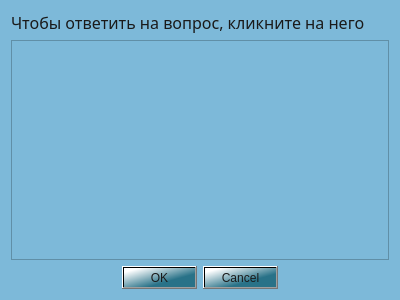
Before: the Qt Designer form Client/jeducation-v0.1/dialog.ui in Avedik/Desktop-application-IEducation, drawn with Qt 5.
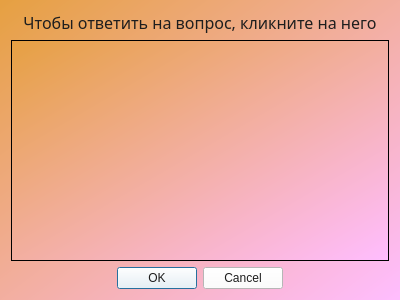
After: the same form once the commit is applied.

The edit to the form file:
```diff
--- a/Client/jeducation-v0.1/dialog.ui
+++ b/Client/jeducation-v0.1/dialog.ui
@@ -20,8 +20,8 @@
    <string>Ответить на вопрос</string>
   </property>
   <property name="styleSheet">
-   <string notr="true">background-color: rgb(125, 185, 217);
-</string>
+   <string notr="true">background:transparent;
+background-color: qlineargradient(spread:pad, x1:0, y1:0, x2:1, y2:1, stop:0 rgba(230, 160, 65, 255), stop:1 rgba(255, 189, 255, 255));</string>
   </property>
   <layout class="QVBoxLayout" name="verticalLayout">
    <item>
@@ -33,11 +33,16 @@
       </font>
      </property>
      <property name="styleSheet">
-      <string notr="true">color: rgb(26, 26, 26);</string>
+      <string notr="true">background:transparent;
+color: rgb(30, 30, 30);
+</string>
      </property>
      <property name="text">
       <string>Чтобы ответить на вопрос, кликните на него</string>
      </property>
+     <property name="alignment">
+      <set>Qt::AlignCenter</set>
+     </property>
     </widget>
    </item>
    <item>
@@ -46,9 +51,8 @@
    <item>
     <widget class="QDialogButtonBox" name="buttonBox">
      <property name="styleSheet">
-      <string notr="true">color: rgb(26, 26, 26);
-background-color: qlineargradient(spread:pad, x1:0.652, y1:0.67, x2:0.096, y2:0.136227, stop:0 rgba(41, 114, 136, 255), stop:1 rgba(255, 255, 255, 255));
-
+      <string notr="true">background-color: rgb(255, 255, 255);
+color: rgb(29, 29, 29);
 </string>
      </property>
      <property name="orientation">
```
